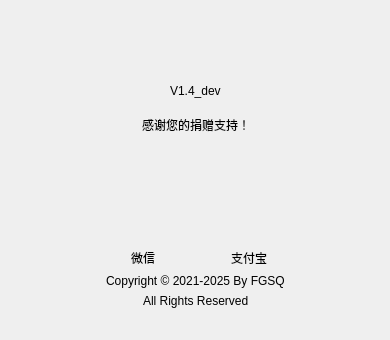
The window that src/about.ui (fgsq-team/LANShare-PC) describes before a commit, drawn with Qt 5.
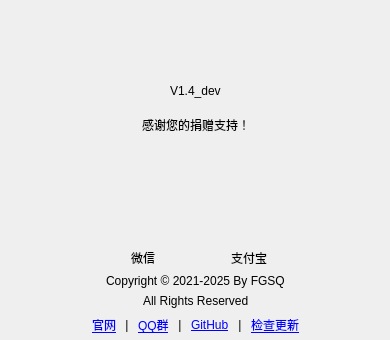
The same window after the commit. Icons and pictures are not drawn.

What changed in the file:
```diff
--- a/src/about.ui
+++ b/src/about.ui
@@ -363,6 +363,102 @@
     </item>
    </layout>
   </widget>
+  <widget class="QWidget" name="horizontalLayoutWidget_links">
+   <property name="geometry">
+    <rect>
+     <x>0</x>
+     <y>312</y>
+     <width>391</width>
+     <height>26</height>
+    </rect>
+   </property>
+   <layout class="QHBoxLayout" name="horizontalLayout_links">
+    <item>
+     <spacer name="horizontalSpacer_links_1">
+      <property name="orientation">
+       <enum>Qt::Horizontal</enum>
+      </property>
+      <property name="sizeHint" stdset="0">
+       <size>
+        <width>40</width>
+        <height>20</height>
+       </size>
+      </property>
+     </spacer>
+    </item>
+    <item>
+     <widget class="QLabel" name="labelWebsite">
+      <property name="text">
+       <string>&lt;a href="http://lanshares.com"&gt;官网&lt;/a&gt;</string>
+      </property>
+      <property name="openExternalLinks">
+       <bool>true</bool>
+      </property>
+     </widget>
+    </item>
+    <item>
+     <widget class="QLabel" name="linkSep1">
+      <property name="text">
+       <string> | </string>
+      </property>
+     </widget>
+    </item>
+    <item>
+     <widget class="QLabel" name="labelQQGroup">
+      <property name="text">
+       <string>&lt;a href="https://qm.qq.com/cgi-bin/qm/qr?k=J1R2CxT5897sZbGKAkpFB1HhDSkJl_Me&amp;jump_from=webapi&amp;authKey=+Z8FGpnK5z+NTeAIVrtvki9vgQ58VO07bHtDpo6ahWG9Wu4WqY7m2mae516k3HIH"&gt;QQ群&lt;/a&gt;</string>
+      </property>
+      <property name="openExternalLinks">
+       <bool>true</bool>
+      </property>
+     </widget>
+    </item>
+    <item>
+     <widget class="QLabel" name="linkSep2">
+      <property name="text">
+       <string> | </string>
+      </property>
+     </widget>
+    </item>
+    <item>
+     <widget class="QLabel" name="labelGithub">
+      <property name="text">
+       <string>&lt;a href="https://github.com/fgsq-team/LANShare"&gt;GitHub&lt;/a&gt;</string>
+      </property>
+      <property name="openExternalLinks">
+       <bool>true</bool>
+      </property>
+     </widget>
+    </item>
+    <item>
+     <widget class="QLabel" name="linkSep3">
+      <property name="text">
+       <string> | </string>
+      </property>
+     </widget>
+    </item>
+    <item>
+     <widget class="QLabel" name="labelCheckUpdate">
+      <property name="text">
+       <string>&lt;a href="checkupdate"&gt;检查更新&lt;/a&gt;</string>
+      </property>
+     </widget>
+    </item>
+    <item>
+     <spacer name="horizontalSpacer_links_2">
+      <property name="orientation">
+       <enum>Qt::Horizontal</enum>
+      </property>
+      <property name="sizeHint" stdset="0">
+       <size>
+        <width>40</width>
+        <height>20</height>
+       </size>
+      </property>
+     </spacer>
+    </item>
+   </layout>
+  </widget>
  </widget>
  <resources>
   <include location="../res.qrc"/>
```
